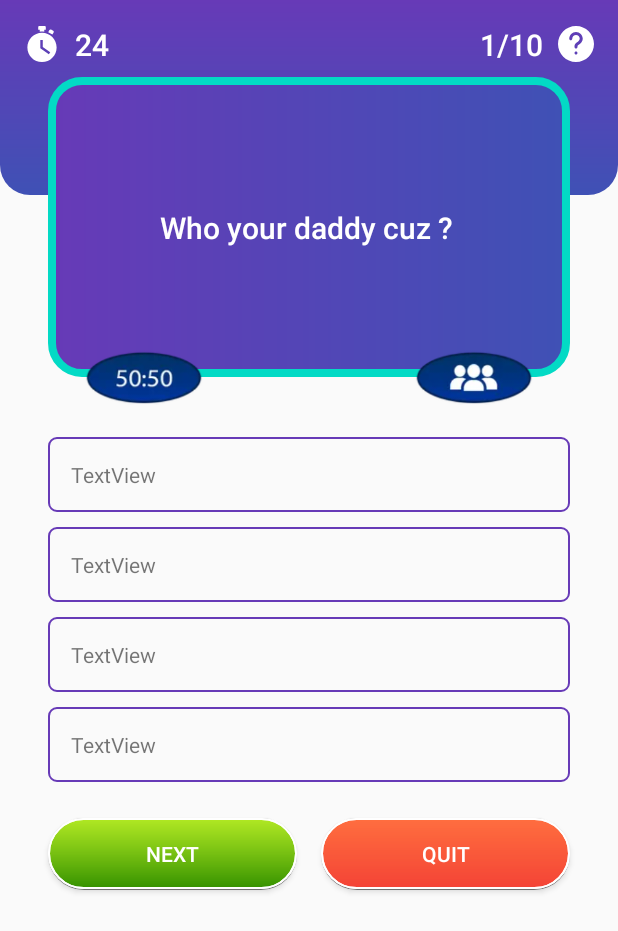
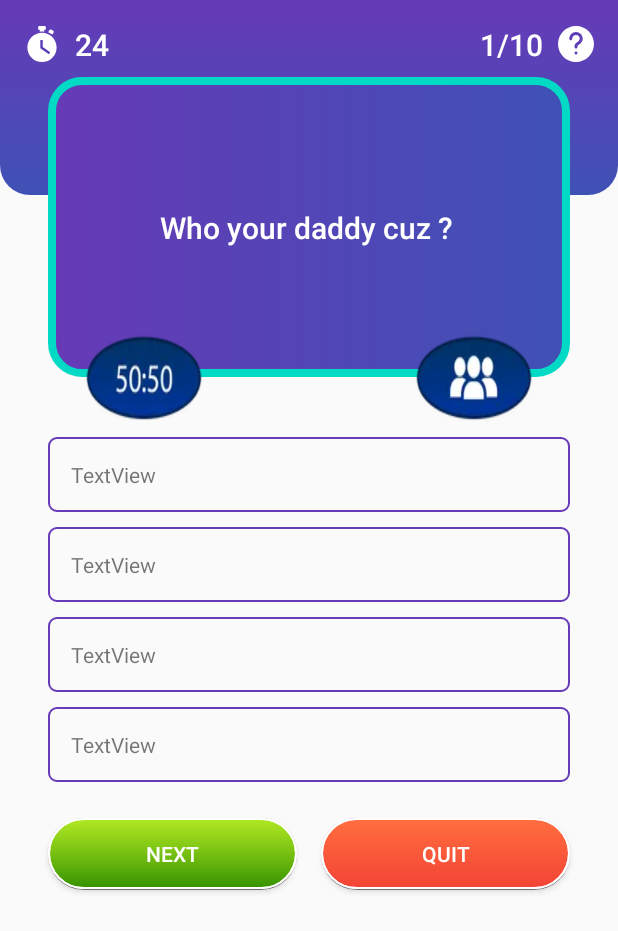
Before and after one commit to wnosphan/QuizzGameAndroid, an Android app: the QuizActivity screen opened directly, with no data from a screen before it, on a phone screen of 412 x 824 dp. Shown: the top 931 px of the screen. Run offline under Robolectric (Android 15) with nearby library versions, the phone set to English and light mode, and no system bars; our stand-ins replace Firebase (no records; nobody signed in at launch, a user with empty details on screens opened directly).

Commit message:
update 50:50

```diff
--- a/app/src/main/res/layout/activity_quiz.xml
+++ b/app/src/main/res/layout/activity_quiz.xml
@@ -74,25 +74,29 @@
         app:layout_constraintStart_toStartOf="@+id/view5"
         app:layout_constraintTop_toTopOf="@+id/view5" />
 
-    <ImageView
+    <Button
         android:id="@+id/imageView3"
         android:layout_width="80dp"
         android:layout_height="wrap_content"
         android:layout_marginStart="24dp"
+        android:background="@drawable/fiftyfiftyline"
+        android:onClick="onClick"
         app:layout_constraintBottom_toBottomOf="@+id/view5"
         app:layout_constraintStart_toStartOf="@+id/view5"
-        app:layout_constraintTop_toBottomOf="@+id/view5"
-        app:srcCompat="@drawable/fiftyfiftyline" />
+        app:layout_constraintTop_toBottomOf="@+id/view5" />
 
-    <ImageView
+
+    <Button
         android:id="@+id/imageView4"
         android:layout_width="80dp"
         android:layout_height="wrap_content"
         android:layout_marginEnd="24dp"
+        android:background="@drawable/audiencepoll"
         app:layout_constraintBottom_toBottomOf="@+id/view5"
         app:layout_constraintEnd_toEndOf="@+id/view5"
         app:layout_constraintTop_toBottomOf="@+id/view5"
-        app:srcCompat="@drawable/audiencepoll" />
+        android:onClick="onClick" />
+
 
     <TextView
         android:id="@+id/option_1"
@@ -178,4 +182,6 @@
         app:layout_constraintHorizontal_bias="0.5"
         app:layout_constraintStart_toEndOf="@+id/nextBtn"
         app:layout_constraintTop_toBottomOf="@+id/option_4" />
+
+
 </androidx.constraintlayout.widget.ConstraintLayout>
```
Also changed, not shown: app/src/main/java/com/prm392/quizgame/QuizActivity.java (+39 -11 lines).
